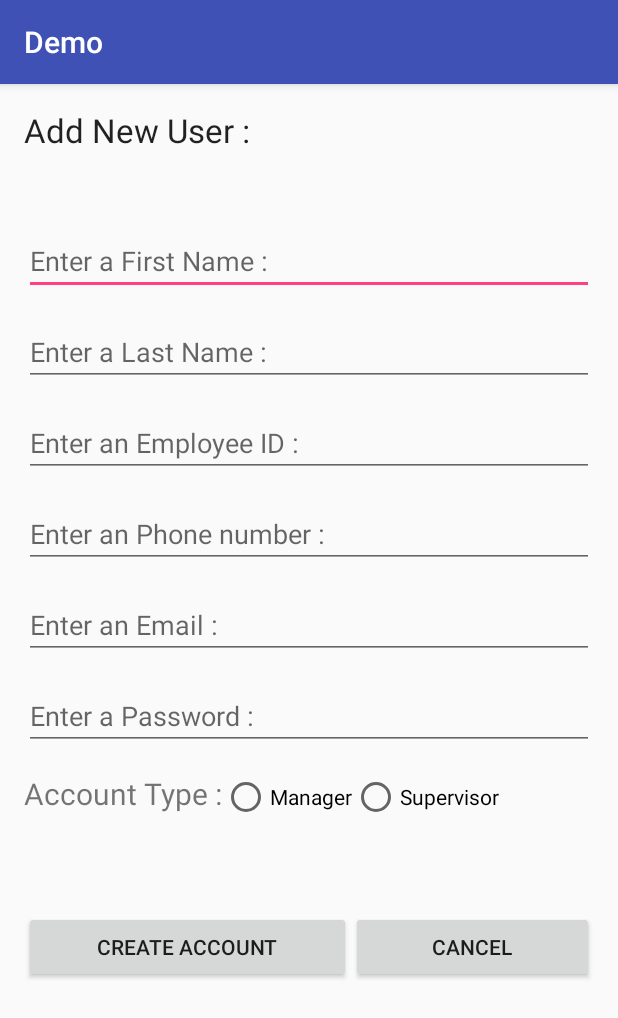
After one commit to rahmony/Demo, an Android app: the AddUserActivity screen opened directly, with no data from a screen before it, on a phone screen of 412 x 824 dp. The commit adds this screen. Shown: the top 1018 px of the screen. Run offline under Robolectric (Android 15) with nearby library versions, the phone set to English and light mode, and no system bars.

Commit message:
up-date 1.0

```diff
--- a/app/src/main/AndroidManifest.xml
+++ b/app/src/main/AndroidManifest.xml
@@ -16,7 +16,8 @@
             </intent-filter>
         </activity>
         <activity android:name=".CurrentTaskActivity" />
-        <activity android:name=".UserListActivity"></activity>
+        <activity android:name=".UserListActivity" />
+        <activity android:name=".AddUserActivity"></activity>
     </application>
 
 </manifest>
--- /dev/null
+++ b/app/src/main/java/net/rahmony/demo/AddUserActivity.java
@@ -0,0 +1,13 @@
+package net.rahmony.demo;
+
+import android.support.v7.app.AppCompatActivity;
+import android.os.Bundle;
+
+public class AddUserActivity extends AppCompatActivity {
+
+    @Override
+    protected void onCreate(Bundle savedInstanceState) {
+        super.onCreate(savedInstanceState);
+        setContentView(R.layout.activity_add_user);
+    }
+}
--- /dev/null
+++ b/app/src/main/res/layout/activity_add_user.xml
@@ -0,0 +1,125 @@
+<?xml version="1.0" encoding="utf-8"?>
+<RelativeLayout xmlns:android="http://schemas.android.com/apk/res/android"
+    xmlns:tools="http://schemas.android.com/tools"
+    android:layout_width="match_parent"
+    android:layout_height="match_parent"
+    android:paddingBottom="@dimen/activity_vertical_margin"
+    android:paddingLeft="@dimen/activity_horizontal_margin"
+    android:paddingRight="@dimen/activity_horizontal_margin"
+    android:paddingTop="@dimen/activity_vertical_margin"
+    tools:context="net.rahmony.demo.AddUserActivity">
+
+    <LinearLayout
+        android:orientation="vertical"
+        android:layout_width="match_parent"
+        android:layout_height="match_parent">
+
+        <TextView
+            android:layout_width="wrap_content"
+            android:layout_height="wrap_content"
+            android:textAppearance="?android:attr/textAppearanceLarge"
+            android:text="Add New User :"
+            android:id="@+id/addUser_text_addNewUser" />
+
+        <EditText
+            android:layout_width="match_parent"
+            android:layout_height="wrap_content"
+            android:hint="Enter a First Name :"
+            android:id="@+id/addUser_et_firstName"
+            android:layout_marginTop="50dp" />
+
+        <EditText
+            android:layout_width="match_parent"
+            android:layout_height="wrap_content"
+            android:hint="Enter a Last Name :"
+            android:id="@+id/addUser_et_lastName"
+            android:layout_gravity="center_horizontal"
+            android:layout_marginTop="15dp" />
+
+        <EditText
+            android:layout_width="match_parent"
+            android:layout_height="wrap_content"
+            android:inputType="number"
+            android:ems="10"
+            android:hint="Enter an Employee ID :"
+            android:id="@+id/addUser_et_employeeID"
+            android:layout_gravity="center_horizontal"
+            android:layout_marginTop="15dp" />
+
+        <EditText
+            android:layout_width="match_parent"
+            android:layout_height="wrap_content"
+            android:inputType="phone"
+            android:ems="10"
+            android:hint="Enter an Phone number :"
+            android:id="@+id/addUser_et_phoneNumber"
+            android:layout_marginTop="15dp" />
+
+        <EditText
+            android:layout_width="match_parent"
+            android:layout_height="wrap_content"
+            android:inputType="textEmailAddress"
+            android:ems="10"
+            android:hint="Enter an Email :"
+            android:id="@+id/addUser_et_email"
+            android:layout_marginTop="15dp" />
+
+        <EditText
+            android:layout_width="match_parent"
+            android:layout_height="wrap_content"
+            android:inputType="textPassword"
+            android:ems="10"
+            android:hint="Enter a Password :"
+            android:id="@+id/addUser_et_password"
+            android:layout_marginTop="15dp" />
+
+        <LinearLayout
+            android:orientation="horizontal"
+            android:layout_width="match_parent"
+            android:layout_height="wrap_content"
+            android:layout_gravity="center_horizontal"
+            android:layout_marginTop="15dp">
+
+            <TextView
+                android:layout_width="wrap_content"
+                android:layout_height="wrap_content"
+                android:text="Account Type :"
+                android:id="@+id/addUser_text_accountType"
+                android:textSize="20sp" />
+
+            <RadioButton
+                android:layout_width="wrap_content"
+                android:layout_height="wrap_content"
+                android:text="Manager"
+                android:id="@+id/addUser_radioButton_manager" />
+
+            <RadioButton
+                android:layout_width="wrap_content"
+                android:layout_height="wrap_content"
+                android:text="Supervisor"
+                android:id="@+id/addUser_radioButton_supervisor" />
+        </LinearLayout>
+
+        <LinearLayout
+            android:orientation="horizontal"
+            android:layout_width="match_parent"
+            android:layout_height="wrap_content"
+            android:layout_marginTop="60dp"
+            android:weight="1">
+
+            <Button
+                android:layout_width="wrap_content"
+                android:layout_height="wrap_content"
+                android:text="Create Account"
+                android:id="@+id/addUser_btn_create"
+                android:layout_weight="0.5"/>
+
+            <Button
+                android:layout_width="wrap_content"
+                android:layout_height="wrap_content"
+                android:text="Cancel"
+                android:id="@+id/addUser_btn_cancel"
+                android:layout_weight="0.5"/>
+        </LinearLayout>
+    </LinearLayout>
+</RelativeLayout>
```
Also changed, not shown: app/src/main/java/net/rahmony/demo/InfoUserActivity.java (added, +13 -0 lines), app/src/main/res/layout/activity_info_user.xml (added, +133 -0 lines), app/src/main/res/layout/activity_user_list.xml (+12 -2 lines).
